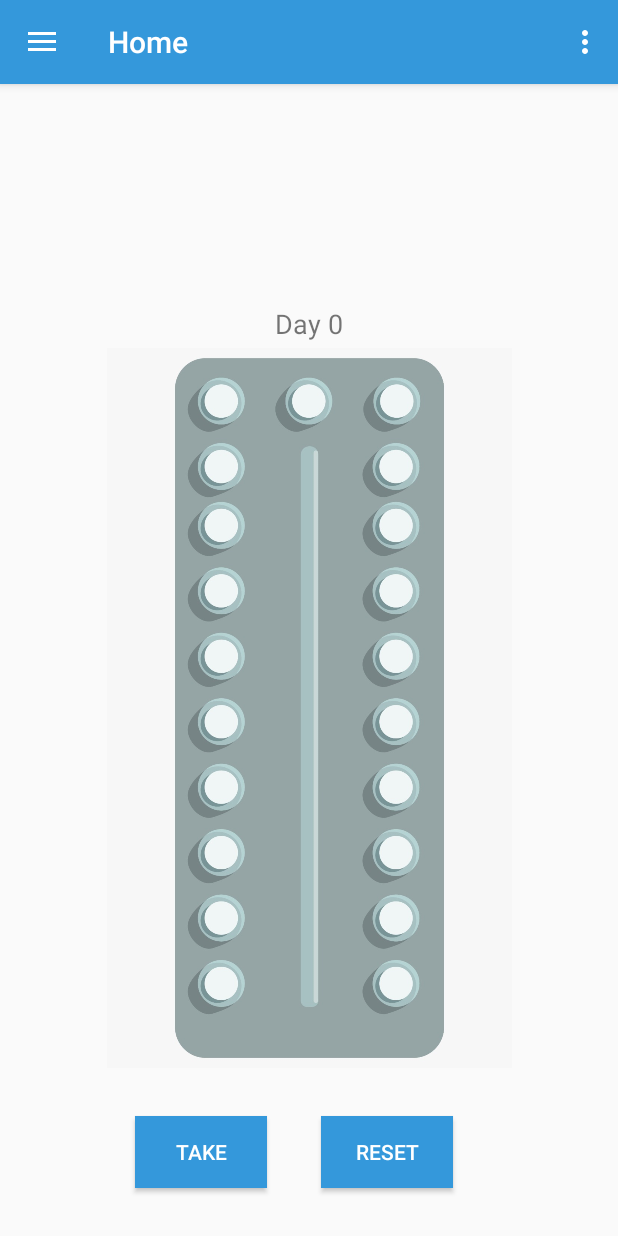
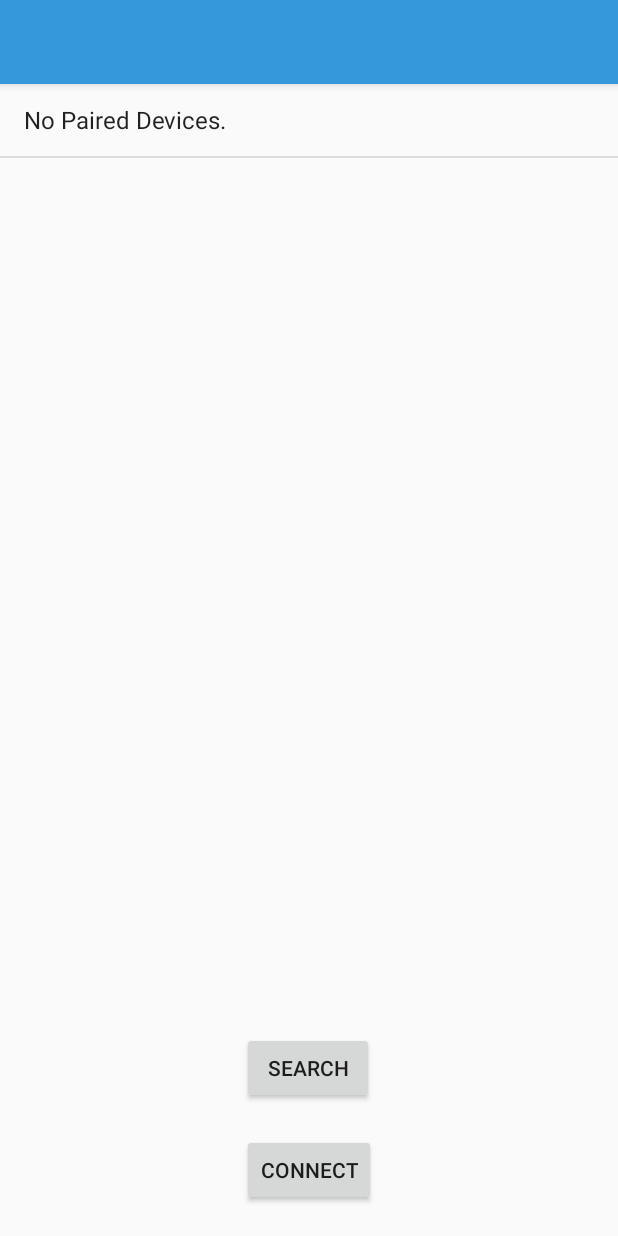
Before and after one commit to gemeos95/Pilldeal-App, an Android app: the screen it shows after launch once a user with an empty profile is signed in (MainActivity before the commit, reconnect after it), in the options menu, after a tap on "Reconect", on a phone screen of 412 x 824 dp. Run offline under Robolectric (Android 15) with nearby library versions, the phone set to English and light mode, and no system bars; our stand-ins replace Firebase (no records; nobody signed in at launch, a user with empty details on screens opened directly), navigation-ui; 1 statement that could not run was skipped.

Commit message:
blt- search devs

```diff
--- a/app/src/main/java/com/example/pilldeal5/MainActivity.kt
+++ b/app/src/main/java/com/example/pilldeal5/MainActivity.kt
@@ -88,6 +88,8 @@ class MainActivity : AppCompatActivity() {
         }else if (item?.itemId==R.id.action_reconect){
             //reconect the user
             //finish()
+            val intent = Intent (this, reconnect::class.java)
+            startActivity(intent)
         }
         return super.onOptionsItemSelected(item)
     }
@@ -112,4 +114,5 @@ class MainActivity : AppCompatActivity() {
         return NavigationUI.navigateUp(navController, mAppBarConfiguration!!) || super.onSupportNavigateUp()
     }
 
+
 }
--- /dev/null
+++ b/app/src/main/java/com/example/pilldeal5/reconnect.java
@@ -0,0 +1,182 @@
+package com.example.pilldeal5;
+
+import androidx.appcompat.app.AppCompatActivity;
+import androidx.core.app.ActivityCompat;
+import androidx.core.content.ContextCompat;
+
+import android.Manifest;
+import android.app.ProgressDialog;
+import android.bluetooth.BluetoothAdapter;
+import android.bluetooth.BluetoothDevice;
+import android.bluetooth.BluetoothSocket;
+import android.content.BroadcastReceiver;
+import android.app.ProgressDialog;
+import android.content.Context;
+import android.content.Intent;
+import android.content.IntentFilter;
+import android.content.pm.PackageManager;
+import android.graphics.Color;
+import android.os.AsyncTask;
+import android.os.Bundle;
+import android.util.Log;
+import android.view.LayoutInflater;
+import android.view.View;
+import android.view.ViewGroup;
+import android.widget.ArrayAdapter;
+import android.widget.Button;
+import android.widget.ListView;
+import android.widget.TextView;
+import android.widget.Toast;
+
+import java.io.IOException;
+import java.util.ArrayList;
+import java.util.List;
+import java.util.Set;
+
+public class reconnect extends AppCompatActivity {
+
+    //Bluethooth connection
+    private boolean mIsUserInitiatedDisconnect = false;
+    private boolean mIsBluetoothConnected = false;
+    private BluetoothSocket mBTSocket;
+
+    private static final int BT_ENABLE_REQUEST = 10; // This is the code we use for BT Enable
+    private ProgressDialog progressDialog;
+    ListView listView;
+    TextView statusTextView;
+    Button searchButton;
+    Button connect;
+    ArrayList<String> bluetoothDevices = new ArrayList<>();
+    ArrayList<String> adresses = new ArrayList<>(); //they have to have an adress but not a name
+
+    ArrayAdapter arrayAdapter;
+
+    BluetoothAdapter bluetoothAdapter;
+
+
+    private final BroadcastReceiver broadcastReceiver = new BroadcastReceiver() {
+        @Override
+        public void onReceive(Context context, Intent intent) {
+            String action = intent.getAction();
+            if(action != null) {
+                Log.i("Action",action);
+            }
+            Log.i("Entrou","It worked");
+
+            if (BluetoothAdapter.ACTION_DISCOVERY_FINISHED.equals(action)) {
+                statusTextView.setText("Finished");
+                searchButton.setEnabled(true);
+            }else if(BluetoothDevice.ACTION_FOUND.equals(action)){
+                BluetoothDevice device = intent.getParcelableExtra(BluetoothDevice.EXTRA_DEVICE);//alows us to grab information to the device
+                String name = device.getName();//get name
+                String adress = device.getAddress();//get name
+                String rssi = Integer.toString(intent.getShortExtra(BluetoothDevice.EXTRA_RSSI, Short.MIN_VALUE));
+                Log.i("DEVice found", "Name:" + name+ "Adress:" + adress+ "rssi:" + rssi);
+
+                //FILTER RSSI
+
+                if(!adresses.contains(adress)){
+                    adresses.add(adress);
+
+                    //UPDATE DATA ON LISTVIEW
+                    String deviceString;
+                    if(name == null || name.equals("")){
+                        deviceString = "Adress: " + adress + "- RSSI: "+ rssi + "dBm";
+                    }else{
+                        deviceString = "Name: " + name + "- RSSI: "+ rssi + "dBm";
+                    }
+                    bluetoothDevices.add(deviceString);
+                    arrayAdapter.notifyDataSetChanged();//notify list about the change
+                }
+            }
+        }
+    };
+
+    public void searchClicked(View view) {
+        statusTextView.setText("Searching...");
+        //Toast.makeText(reconnect.this, "onclick", Toast.LENGTH_SHORT).show();
+        Log.i("onclick", "asdsa");
+
+        searchButton.setEnabled(false);
+
+        bluetoothDevices.clear();
+        adresses.clear();
+
+        bluetoothAdapter.startDiscovery();
+    }
+
+    @Override
+    protected void onCreate (Bundle savedInstanceState) {
+        super.onCreate(savedInstanceState);
+        setContentView(R.layout.activity_reconnect);
+
+
+
+        if (ContextCompat.checkSelfPermission(reconnect.this, Manifest.permission.ACCESS_FINE_LOCATION) != PackageManager.PERMISSION_GRANTED) {
+            ActivityCompat.requestPermissions(reconnect.this, new String[] {Manifest.permission.ACCESS_FINE_LOCATION},0);
+        }
+
+        listView = findViewById(R.id.listView);
+        statusTextView = findViewById(R.id.statusTextView);
+        searchButton = findViewById(R.id.searchButton);
+        connect = findViewById(R.id.searchButton);
+
+        //create an adapter, pass the layout and then pass the array created
+        arrayAdapter = new ArrayAdapter(this, android.R.layout.simple_list_item_1,bluetoothDevices);
+        //set that the the list view
+        listView.setAdapter(arrayAdapter);
+
+        bluetoothAdapter = BluetoothAdapter.getDefaultAdapter();
+
+
+        //Search paired Devices----------------------------
+
+        Set<BluetoothDevice> pairedDevices = bluetoothAdapter.getBondedDevices();
+
+        if (pairedDevices.size() > 0) {
+            for (BluetoothDevice device : pairedDevices) {
+                bluetoothDevices.add(device.getName() + "\n" + device.getAddress());
+                arrayAdapter.notifyDataSetChanged();//notify list about the change
+            }
+        } else {
+            bluetoothDevices.add("No Paired Devices.");
+            arrayAdapter.notifyDataSetChanged();//notify list about the change
+        }
+
+
+
+        IntentFilter intentFilter = new IntentFilter();
+        intentFilter.addAction(BluetoothAdapter.ACTION_STATE_CHANGED);
+        intentFilter.addAction(BluetoothDevice.ACTION_FOUND);
+        intentFilter.addAction(BluetoothAdapter.ACTION_DISCOVERY_STARTED);
+        intentFilter.addAction(BluetoothAdapter.ACTION_DISCOVERY_FINISHED);
+        registerReceiver(broadcastReceiver, intentFilter);
+
+        //Search NEW Devices--------------------------------------------------------------------
+        broadcastReceiver.onReceive(this, getIntent());
+
+        //Turn On Bluethooth--------------------------------------------------------------------
+        if (bluetoothAdapter == null) {
+            Toast.makeText(getApplicationContext(), "Bluetooth not found", Toast.LENGTH_SHORT).show();
+        }
+        if(!bluetoothAdapter.isEnabled()) {
+            Intent enableBT = new Intent(BluetoothAdapter.ACTION_REQUEST_ENABLE);
+            startActivityForResult(enableBT, BT_ENABLE_REQUEST);
+        }
+
+        //Connect to device
+
+        /*
+        * 1. Chose possition, save in array, name etc..(see examples)
+        * 2. Chose possition with function
+        * 3. Code to connect
+        * */
+
+        //connect to the specific device!
+
+    }
+
+
+
+
+}
--- /dev/null
+++ b/app/src/main/res/layout/activity_reconnect.xml
@@ -0,0 +1,52 @@
+<?xml version="1.0" encoding="utf-8"?>
+<androidx.constraintlayout.widget.ConstraintLayout xmlns:android="http://schemas.android.com/apk/res/android"
+    xmlns:app="http://schemas.android.com/apk/res-auto"
+    xmlns:tools="http://schemas.android.com/tools"
+    android:layout_width="match_parent"
+    android:layout_height="match_parent"
+    tools:context=".reconnect">
+
+    <Button
+        android:id="@+id/searchButton"
+        android:layout_width="wrap_content"
+        android:layout_height="wrap_content"
+        android:layout_marginBottom="88dp"
+        android:onClick="searchClicked"
+        android:text="Search"
+        app:layout_constraintBottom_toBottomOf="parent"
+        app:layout_constraintEnd_toEndOf="parent"
+        app:layout_constraintHorizontal_bias="0.498"
+        app:layout_constraintStart_toStartOf="parent" />
+
+    <TextView
+        android:id="@+id/statusTextView"
+        android:layout_width="wrap_content"
+        android:layout_height="wrap_content"
+        android:layout_marginBottom="7dp"
+        app:layout_constraintBottom_toTopOf="@+id/searchButton"
+        app:layout_constraintEnd_toEndOf="parent"
+        app:layout_constraintHorizontal_bias="0.5"
+        app:layout_constraintStart_toStartOf="parent" />
+
+    <ListView
+        android:id="@+id/listView"
+        android:layout_width="0dp"
+        android:layout_height="0dp"
+        android:layout_marginBottom="8dp"
+        app:layout_constraintBottom_toTopOf="@+id/statusTextView"
+        app:layout_constraintEnd_toEndOf="parent"
+        app:layout_constraintStart_toStartOf="parent"
+        app:layout_constraintTop_toTopOf="parent" />
+
+    <Button
+        android:id="@+id/connect"
+        android:layout_width="wrap_content"
+        android:layout_height="wrap_content"
+        android:layout_marginTop="20dp"
+        android:text="connect"
+        app:layout_constraintEnd_toEndOf="parent"
+        app:layout_constraintHorizontal_bias="0.5"
+        app:layout_constraintStart_toStartOf="parent"
+        app:layout_constraintTop_toBottomOf="@+id/searchButton" />
+
+</androidx.constraintlayout.widget.ConstraintLayout>
--- a/app/src/main/res/values/strings.xml
+++ b/app/src/main/res/values/strings.xml
@@ -9,7 +9,6 @@
     <string name="action_reconect">Reconect</string>
 
 
-
     <string name="menu_home">Home</string>
     <string name="menu_gallery">Settings</string>
     <string name="menu_slideshow">Medication Info</string>
```
Also changed, not shown: app/src/main/AndroidManifest.xml (+22 -1 lines), app/build.gradle (line endings or trailing spaces).
